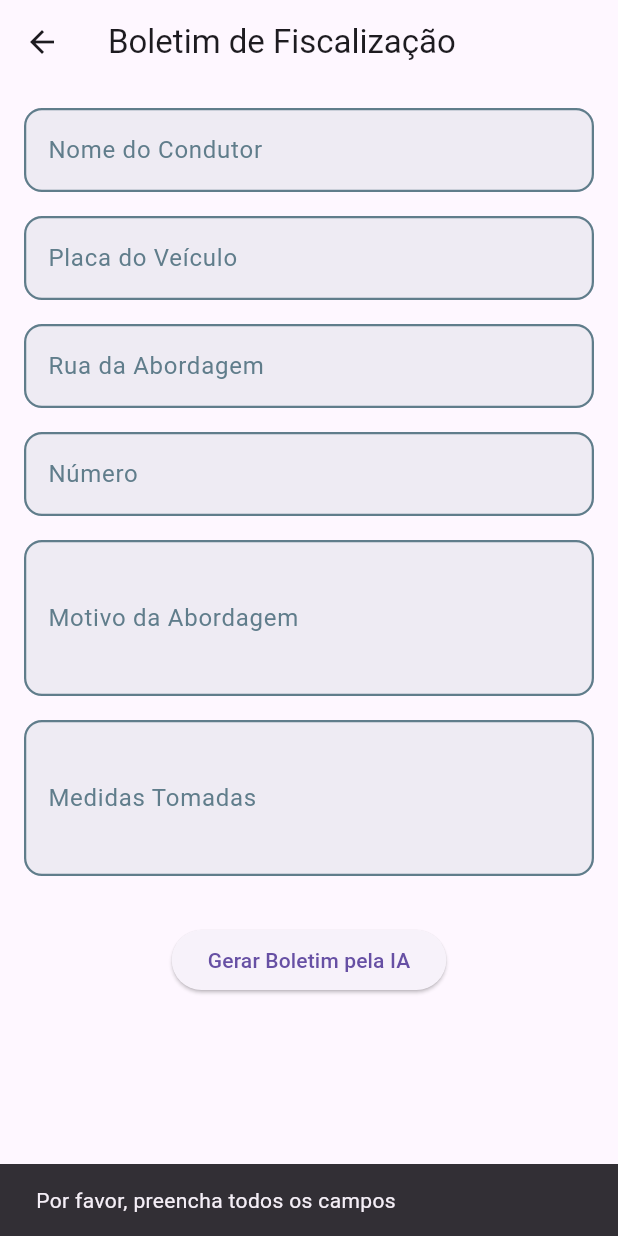
After one commit to tiringa1313/note_gm, a Flutter app: the BoletimFiscalizacaoView screen opened directly, after a tap on "Gerar Boletim pela IA", on a phone screen of 412 x 824 dp. The commit adds this screen. Run offline on Flutter 3.47's test engine with Material 3 defaults, Android fonts, the light colour scheme and no system bars; our stand-ins replace font_awesome_flutter, shared_preferences, sqflite, sqflite_common_ffi; accounts and stored records are empty.

```diff
--- /dev/null
+++ b/lib/views/boletim_fiscalizacao_view.dart
@@ -0,0 +1,155 @@
+import 'package:flutter/material.dart';
+
+class BoletimFiscalizacaoView extends StatefulWidget {
+  @override
+  _BoletimFiscalizacaoViewState createState() =>
+      _BoletimFiscalizacaoViewState();
+}
+
+class _BoletimFiscalizacaoViewState extends State<BoletimFiscalizacaoView> {
+  // Controladores de texto para os campos do formulário
+  final TextEditingController _nomeCondutorController = TextEditingController();
+  final TextEditingController _placaVeiculoController = TextEditingController();
+  final TextEditingController _ruaAbordagemController = TextEditingController();
+  final TextEditingController _numeroController = TextEditingController();
+  final TextEditingController _motivoAbordagemController =
+      TextEditingController();
+  final TextEditingController _medidasTomadasController =
+      TextEditingController();
+
+  // Função para gerar o boletim usando IA
+  void _gerarBoletimIA() {
+    final nomeCondutor = _nomeCondutorController.text;
+    final placaVeiculo = _placaVeiculoController.text;
+    final ruaAbordagem = _ruaAbordagemController.text;
+    final numero = _numeroController.text;
+    final motivoAbordagem = _motivoAbordagemController.text;
+    final medidasTomadas = _medidasTomadasController.text;
+
+    // Verificar se todos os campos foram preenchidos
+    if (nomeCondutor.isNotEmpty &&
+        placaVeiculo.isNotEmpty &&
+        ruaAbordagem.isNotEmpty &&
+        numero.isNotEmpty &&
+        motivoAbordagem.isNotEmpty &&
+        medidasTomadas.isNotEmpty) {
+      // Aqui, a IA geraria o boletim automaticamente.
+      // Para fins de exemplo, vamos apenas mostrar um Snackbar.
+      ScaffoldMessenger.of(context).showSnackBar(
+        SnackBar(content: Text('Boletim gerado com sucesso!')),
+      );
+      // Exemplo de como acessar os dados coletados:
+      print('Nome do Condutor: $nomeCondutor');
+      print('Placa do Veículo: $placaVeiculo');
+      print('Rua da Abordagem: $ruaAbordagem');
+      print('Número: $numero');
+      print('Motivo da Abordagem: $motivoAbordagem');
+      print('Medidas Tomadas: $medidasTomadas');
+    } else {
+      ScaffoldMessenger.of(context).showSnackBar(
+        SnackBar(content: Text('Por favor, preencha todos os campos')),
+      );
+    }
+  }
+
+  @override
+  Widget build(BuildContext context) {
+    return Scaffold(
+      appBar: AppBar(
+        title: Text('Boletim de Fiscalização'),
+      ),
+      body: Padding(
+        padding: const EdgeInsets.all(16.0),
+        child: SingleChildScrollView(
+          child: Column(
+            crossAxisAlignment: CrossAxisAlignment.start,
+            children: [
+              // Campo Nome do Condutor
+              _buildTextField(
+                controller: _nomeCondutorController,
+                label: 'Nome do Condutor',
+                maxLines: 1,
+              ),
+              SizedBox(height: 16.0),
+
+              // Campo Placa do Veículo
+              _buildTextField(
+                controller: _placaVeiculoController,
+                label: 'Placa do Veículo',
+                maxLines: 1,
+              ),
+              SizedBox(height: 16.0),
+
+              // Campo Rua da Abordagem
+              _buildTextField(
+                controller: _ruaAbordagemController,
+                label: 'Rua da Abordagem',
+                maxLines: 1,
+              ),
+              SizedBox(height: 16.0),
+
+              // Campo Número
+              _buildTextField(
+                controller: _numeroController,
+                label: 'Número',
+                maxLines: 1,
+              ),
+              SizedBox(height: 16.0),
+
+              // Campo Motivo da Abordagem
+              _buildTextField(
+                controller: _motivoAbordagemController,
+                label: 'Motivo da Abordagem',
+                maxLines: 3, // Permite mais linhas de texto
+              ),
+              SizedBox(height: 16.0),
+
+              // Campo Medidas Tomadas
+              _buildTextField(
+                controller: _medidasTomadasController,
+                label: 'Medidas Tomadas',
+                maxLines: 3, // Permite mais linhas de texto
+              ),
+              SizedBox(height: 32.0),
+
+              // Botão para gerar boletim pela IA
+              Center(
+                child: ElevatedButton(
+                  onPressed: _gerarBoletimIA,
+                  child: Text('Gerar Boletim pela IA'),
+                ),
+              )
+            ],
+          ),
+        ),
+      ),
+    );
+  }
+
+  // Função que retorna um TextField estilizado
+  Widget _buildTextField({
+    required TextEditingController controller,
+    required String label,
+    required int maxLines,
+  }) {
+    return TextFormField(
+      controller: controller,
+      decoration: InputDecoration(
+        labelText: label,
+        labelStyle: TextStyle(color: Colors.blueGrey),
+        enabledBorder: OutlineInputBorder(
+          borderSide: BorderSide(color: Colors.blueGrey, width: 1.5),
+          borderRadius: BorderRadius.circular(12.0),
+        ),
+        focusedBorder: OutlineInputBorder(
+          borderSide: BorderSide(color: Colors.blue, width: 2.5),
+          borderRadius: BorderRadius.circular(12.0),
+        ),
+        filled: true,
+        fillColor: Colors.blueGrey.withOpacity(0.1), // Cor de fundo suave
+      ),
+      maxLines: maxLines,
+      keyboardType: TextInputType.text,
+    );
+  }
+}
--- a/lib/views/menu_principal_view.dart
+++ b/lib/views/menu_principal_view.dart
@@ -1,5 +1,6 @@
 import 'package:flutter/material.dart';
-
+import 'package:font_awesome_flutter/font_awesome_flutter.dart';
+import 'package:note_gm/views/boletim_fiscalizacao_view.dart';
 import 'package:note_gm/views/home_view.dart'; // Import da HomeView
 
 import 'package:flutter/material.dart';
@@ -27,8 +28,11 @@ class MenuPrincipalView extends StatelessWidget {
             _buildCard(context, 'Placas Visadas', Icons.motorcycle,
                 PlacasVisadasView()), // Direciona para Placas Visadas
             _buildCard(context, 'Modelos', Icons.widgets, null), // Placeholder
-            _buildCard(context, 'Boletim Fiscalização', Icons.local_police,
-                null), // Novo card para Boletim de Trânsito
+            _buildCard(
+                context,
+                'B.A Trânsito',
+                FontAwesomeIcons.triangleExclamation,
+                BoletimFiscalizacaoView()),
             _buildCard(
                 context, 'BOAT', Icons.report, null), // Novo card para BOAT
           ],
--- a/pubspec.yaml
+++ b/pubspec.yaml
@@ -22,6 +22,7 @@ dev_dependencies:
     sdk: flutter
 
   flutter_lints: ^3.0.0
+  font_awesome_flutter: ^11.0.0
 
 flutter:
   uses-material-design: true
```
Also changed, not shown: pubspec.lock.
